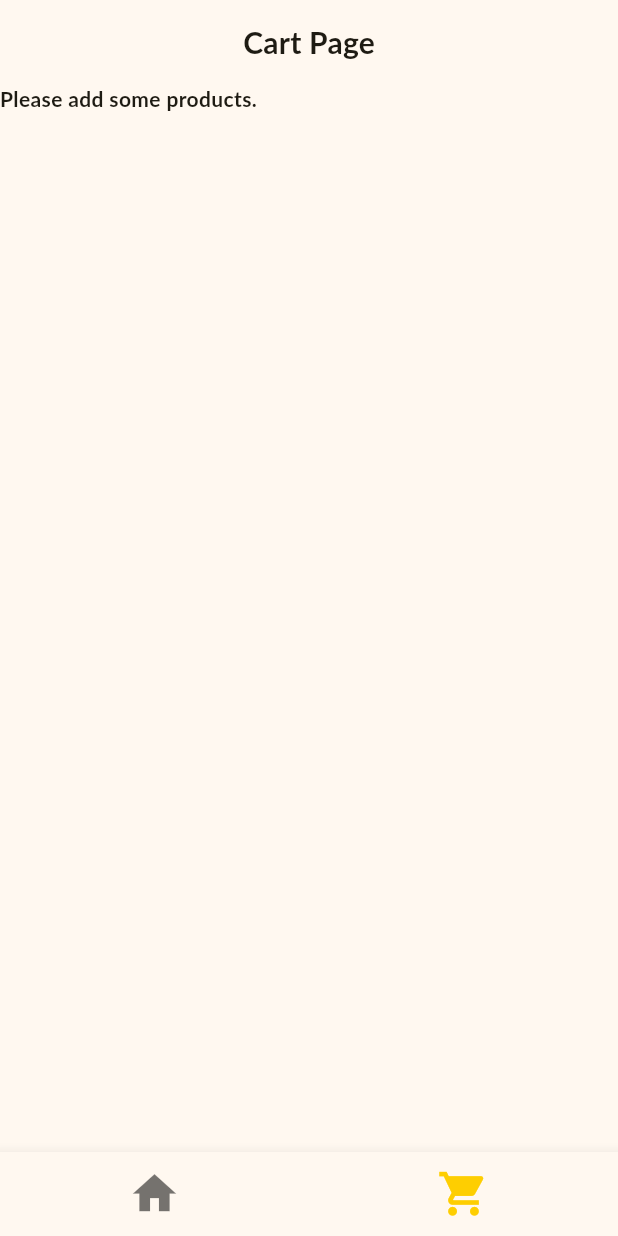
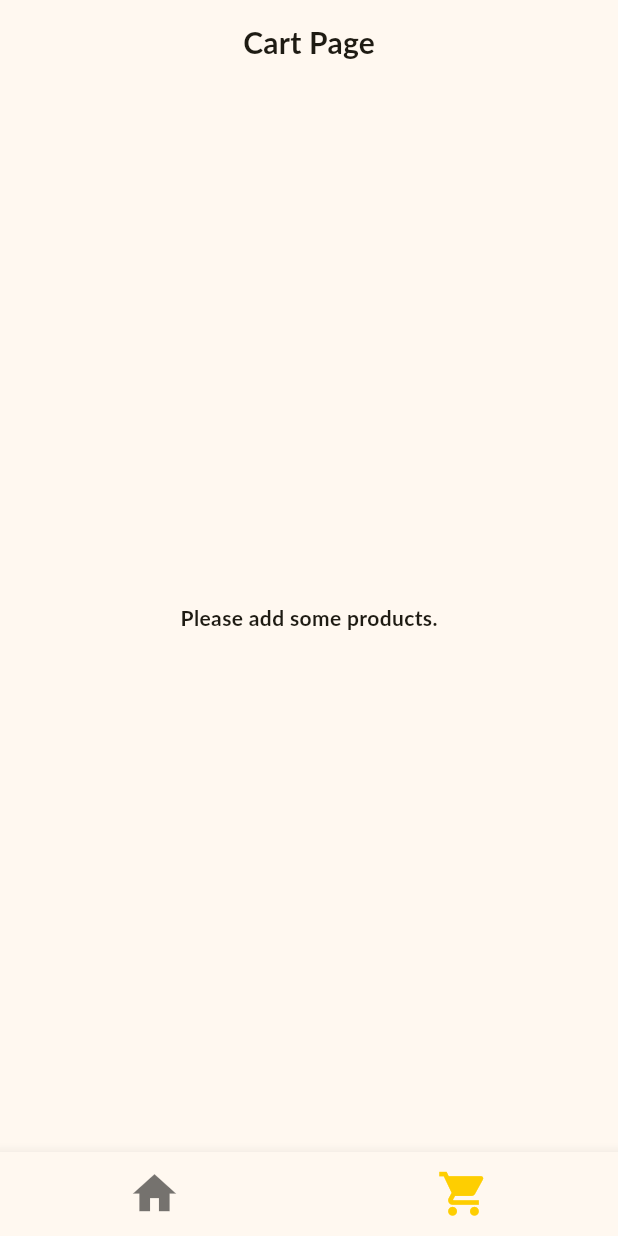
Before and after one commit to Chandrakant0110/Shopping-App, a Flutter app: the screen it shows after launch, item 2 of the bottom bar chosen, on a phone screen of 412 x 824 dp. Run offline on Flutter 3.47's test engine with Material 3 defaults, Android fonts, the phone set to English and light mode, and no system bars; Roboto replaces fonts that are missing (Lato); project files that could hold a hidden picture were left out.

Commit message:
minor changes

```diff
--- a/lib/screens/cart_page.dart
+++ b/lib/screens/cart_page.dart
@@ -26,12 +26,14 @@ class _CartPageState extends State<CartPage> {
         centerTitle: true,
       ),
       body: cart.isEmpty
-          ? const Text(
-              'Please add some products.',
-              style: TextStyle(
-                fontWeight: FontWeight.bold,
+          ? Container(
+              alignment: Alignment.center,
+              child: const Text(
+                'Please add some products.',
+                style: TextStyle(
+                  fontWeight: FontWeight.bold,
+                ),
               ),
-              textAlign: TextAlign.center,
             )
           : ListView.builder(
               itemCount: cart.length,
```
